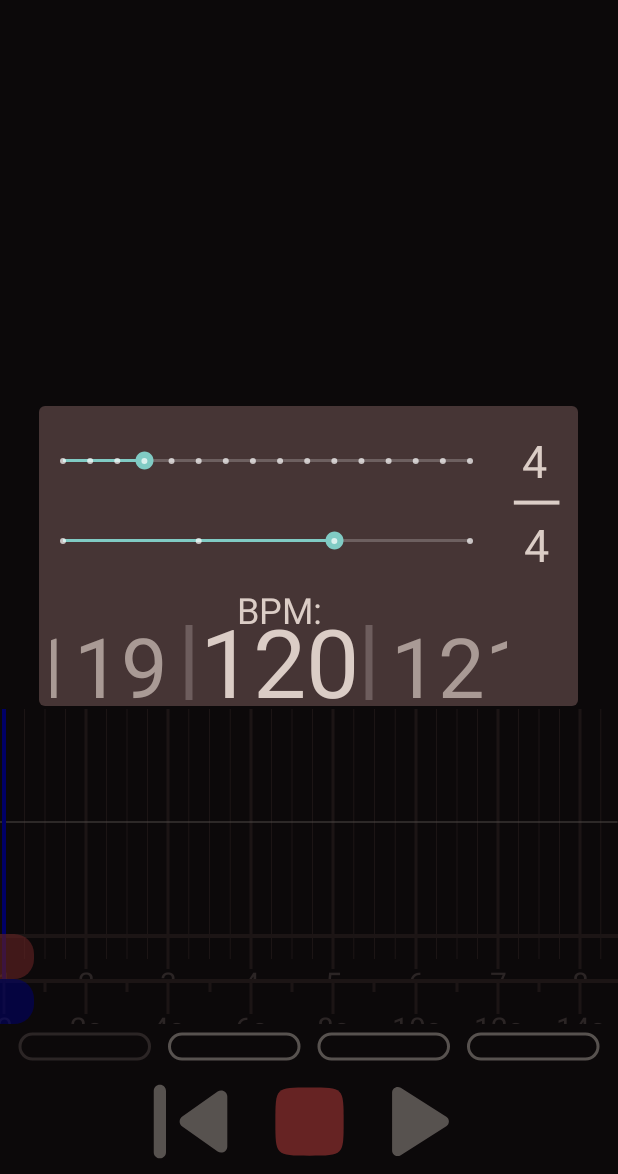
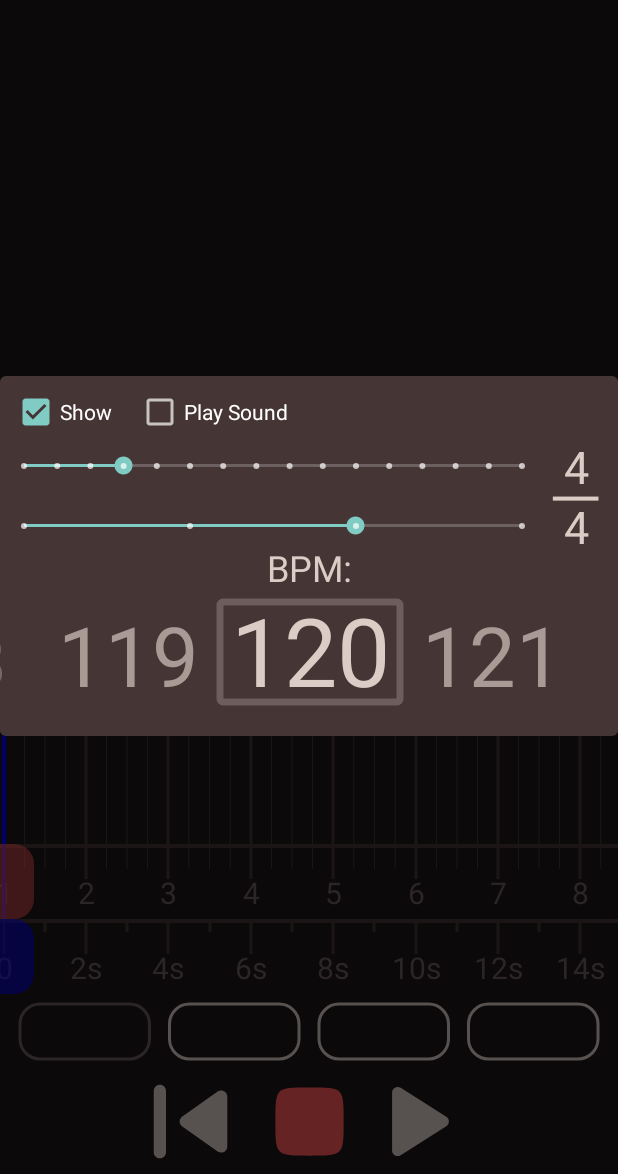
Before and after one commit to TEXflip/JamRec, an Android app: the screen it shows after launch (MainActivity), in the options menu, after a tap on "Metronome", on a phone screen of 412 x 824 dp, the part 62-1236 px from its top. Run offline under Robolectric (Android 15) with nearby library versions, the phone set to English and light mode, and no system bars.

Commit message:
aggiunto suoni del metronomo + visualizzazione

```diff
--- a/app/src/main/java/com/tessari/jamrec/Activity/MainActivity.java
+++ b/app/src/main/java/com/tessari/jamrec/Activity/MainActivity.java
@@ -77,7 +77,7 @@ public class MainActivity extends AppCompatActivity {
     public boolean onOptionsItemSelected(MenuItem item) {
         switch (item.getItemId()) {
             case R.id.metronome:
-                MetronomeDialog md = new MetronomeDialog(this,session.metronome);
+                MetronomeDialog md = new MetronomeDialog(this, session.metronome);
                 md.getWindow().setBackgroundDrawable(new ColorDrawable(Color.TRANSPARENT));
                 md.show();
                 return true;
--- a/app/src/main/java/com/tessari/jamrec/Activity/MetronomeDialog.java
+++ b/app/src/main/java/com/tessari/jamrec/Activity/MetronomeDialog.java
@@ -4,10 +4,14 @@ import android.app.Activity;
 import android.app.Dialog;
 import android.os.Bundle;
 import android.support.annotation.NonNull;
+import android.view.View;
+import android.widget.CheckBox;
+import android.widget.CompoundButton;
 import android.widget.SeekBar;
 import android.widget.TextView;
 
 import com.tessari.jamrec.CustomView.BPMSelector;
+import com.tessari.jamrec.CustomView.MetrnomeVisualizer;
 import com.tessari.jamrec.Metronome;
 import com.tessari.jamrec.R;
 
@@ -16,6 +20,7 @@ public class MetronomeDialog extends Dialog {
     private Activity context;
     private Metronome metronome;
     private SeekBar seekbarTickPerBeat, seekbarDiv;
+    private CheckBox checkboxEnableMetronome, checkboxEnableSound;
     private BPMSelector bpmSelector;
     private TextView texviewTickPerBeat, texviewDiv;
 
@@ -33,9 +38,10 @@ public class MetronomeDialog extends Dialog {
         seekbarTickPerBeat = findViewById(R.id.seekbar_tickPerBeat);
         seekbarDiv = findViewById(R.id.seekbar_Div);
         bpmSelector = findViewById(R.id.bpm_selector);
-        //seekbarBpm = findViewById(R.id.seekbar_Bpm);
         texviewTickPerBeat = findViewById(R.id.textview_TickPerBeats);
         texviewDiv = findViewById(R.id.textview_Div);
+        checkboxEnableMetronome = findViewById(R.id.check_enable_metronome);
+        checkboxEnableSound = findViewById(R.id.check_enable_sound);
 
         seekbarTickPerBeat.setProgress(metronome.getTickPerBeat() - 1);
         texviewTickPerBeat.setText(String.valueOf(metronome.getTickPerBeat()));
@@ -43,6 +49,25 @@ public class MetronomeDialog extends Dialog {
         seekbarDiv.setProgress(val);
         texviewDiv.setText(String.valueOf(metronome.getDiv()));
         bpmSelector.setBPM(metronome.getBPM());
+        final MetrnomeVisualizer metronomeVisual = context.findViewById(R.id.metrnomeVisualizer);
+        checkboxEnableMetronome.setChecked(metronomeVisual.getVisibility() == View.VISIBLE);
+        checkboxEnableSound.setChecked(metronome.soundEnable);
+
+
+
+        checkboxEnableMetronome.setOnCheckedChangeListener(new CompoundButton.OnCheckedChangeListener() {
+            @Override
+            public void onCheckedChanged(CompoundButton compoundButton, boolean b) {
+                metronomeVisual.setVisibility(b? View.VISIBLE : View.GONE);
+            }
+        });
+
+        checkboxEnableSound.setOnCheckedChangeListener(new CompoundButton.OnCheckedChangeListener() {
+            @Override
+            public void onCheckedChanged(CompoundButton compoundButton, boolean b) {
+                metronome.soundEnable = b;
+            }
+        });
 
         seekbarTickPerBeat.setOnSeekBarChangeListener(new SeekBar.OnSeekBarChangeListener() {
             @Override
--- a/app/src/main/java/com/tessari/jamrec/Metronome.java
+++ b/app/src/main/java/com/tessari/jamrec/Metronome.java
@@ -1,4 +1,6 @@
 package com.tessari.jamrec;
+
+import android.media.MediaPlayer;
 
 public class Metronome {
 
@@ -6,8 +8,12 @@ public class Metronome {
     private int bpm = 120;
     private int tickPerBeat = 4;
     private int div = 4;
+    private MediaPlayer tickPlayerUp, tickPlayer;
+    public boolean soundEnable = false;
 
-    public Metronome() {
+    public Metronome(MediaPlayer tickSoundUp, MediaPlayer tickSound) {
+        tickPlayerUp = tickSoundUp;
+        tickPlayer = tickSound;
     }
 
     public Metronome(int tickPerBeat, int div, int bpm) {
@@ -42,29 +48,39 @@ public class Metronome {
 
     public void setTickPerBeat(int tickPerBeat) {
         this.tickPerBeat = tickPerBeat;
-        if(valueListener != null)
+        if (valueListener != null)
             valueListener.onTickPerBeatChanged(tickPerBeat);
     }
 
     public void setDiv(int div) {
         this.div = div;
-        if(valueListener != null)
+        if (valueListener != null)
             valueListener.onDivChanged(div);
     }
 
     public void setBpm(int bpm) {
         this.bpm = bpm;
-        if(valueListener != null)
+        if (valueListener != null)
             valueListener.onBpmChanged(bpm);
     }
 
-    public interface OnValueChangedListener{
+    public interface OnValueChangedListener {
         void onTickPerBeatChanged(int tickPerBeat);
+
         void onBpmChanged(int bpm);
+
         void onDivChanged(int div);
     }
 
-    public void setOnValueChangedListener(OnValueChangedListener eventListener){
+    public void setOnValueChangedListener(OnValueChangedListener eventListener) {
         valueListener = eventListener;
     }
+
+    public void tick(int currTick) {
+        if (soundEnable)
+            if (currTick % tickPerBeat == 0)
+                tickPlayerUp.start();
+            else
+                tickPlayer.start();
+    }
 }
--- a/app/src/main/java/com/tessari/jamrec/SessionManager.java
+++ b/app/src/main/java/com/tessari/jamrec/SessionManager.java
@@ -1,6 +1,7 @@
 package com.tessari.jamrec;
 
 import android.app.Activity;
+import android.media.MediaPlayer;
 import android.view.GestureDetector;
 import android.view.MotionEvent;
 import android.view.ScaleGestureDetector;
@@ -29,7 +30,7 @@ public class SessionManager {
     long startTime, syncTime;
     private int bufferSize = 1024, sampleRate = 44100;
     private float pBPosFloat = 0;
-    private int offset = 0, trackViewWidth;
+    private int offset = 0, trackViewWidth, precTick = -1;
     public long millis = 0;
 
     public SessionManager(final Activity context, final int sampleRate, int bufferSize, int audio_encoding, int audio_channel_in, int audio_channel_out) {
@@ -40,7 +41,7 @@ public class SessionManager {
         this.timeline = context.findViewById(R.id.timeline);
         this.beatsline = context.findViewById(R.id.beatsline);
         this.sampleRate = sampleRate;
-        metronome = new Metronome();
+        metronome = new Metronome(MediaPlayer.create(context, R.raw.metronome2), MediaPlayer.create(context, R.raw.metronome));
         metrnomeVisualizer = context.findViewById(R.id.metrnomeVisualizer);
         stretchDetector = new ScaleGestureDetector(context, new ViewStretchListener());
         scrollDetector = new GestureDetector(context, new ViewScrollListener());
@@ -77,12 +78,20 @@ public class SessionManager {
                 updateViews();
                 int currTick = (int) metronome.fromSecToTicks(playerBufferPosition / (double) sampleRate);
                 metrnomeVisualizer.setCurrentTick(currTick);
+                if (precTick != currTick) {
+                    metronome.tick(currTick);
+                    precTick = currTick;
+                }
             }
 
             @Override
             public void onRecBufferIncrese(int recBufferposition) {
                 int currTick = (int) metronome.fromSecToTicks(recBufferposition / (double) sampleRate);
                 metrnomeVisualizer.setCurrentTick(currTick);
+                if (precTick != currTick) {
+                    metronome.tick(currTick);
+                    precTick = currTick;
+                }
             }
         });
 
--- a/app/src/main/res/layout/activity_main.xml
+++ b/app/src/main/res/layout/activity_main.xml
@@ -85,7 +85,7 @@
         <com.tessari.jamrec.CustomView.MetrnomeVisualizer
             android:id="@+id/metrnomeVisualizer"
             android:layout_width="0dp"
-            android:layout_height="30dp"
+            android:layout_height="@dimen/metronome_height"
             drawable:layout_constraintBottom_toBottomOf="parent"
             drawable:layout_constraintEnd_toEndOf="parent"
             drawable:layout_constraintStart_toStartOf="parent" />
--- a/app/src/main/res/layout/metronome_dialog.xml
+++ b/app/src/main/res/layout/metronome_dialog.xml
@@ -3,57 +3,57 @@
     xmlns:app="http://schemas.android.com/apk/res-auto"
     xmlns:tools="http://schemas.android.com/tools"
     android:id="@+id/metronome_dialog"
-    android:layout_width="match_parent"
-    android:layout_height="200dp"
+    android:layout_width="wrap_content"
+    android:layout_height="wrap_content"
     android:layout_gravity="top"
     android:background="@drawable/card"
-    android:theme="@style/Theme.AppCompat" >
+    android:theme="@style/Theme.AppCompat">
 
     <SeekBar
         android:id="@+id/seekbar_Div"
         style="@style/Widget.AppCompat.SeekBar.Discrete"
-        android:layout_width="303dp"
-        android:layout_height="41dp"
-        android:layout_marginTop="12dp"
+        android:layout_width="0dp"
+        android:layout_height="40dp"
         android:max="3"
         android:progress="1"
+        app:layout_constraintEnd_toStartOf="@+id/textview_Div"
         app:layout_constraintStart_toStartOf="parent"
         app:layout_constraintTop_toBottomOf="@+id/seekbar_tickPerBeat" />
 
     <SeekBar
         android:id="@+id/seekbar_tickPerBeat"
         style="@style/Widget.AppCompat.SeekBar.Discrete"
-        android:layout_width="303dp"
-        android:layout_height="41dp"
-        android:layout_marginTop="16dp"
+        android:layout_width="0dp"
+        android:layout_height="40dp"
         android:max="15"
         android:progress="1"
+        app:layout_constraintEnd_toStartOf="@+id/textview_TickPerBeats"
         app:layout_constraintStart_toStartOf="parent"
-        app:layout_constraintTop_toTopOf="parent" />
+        app:layout_constraintTop_toBottomOf="@+id/check_enable_metronome" />
 
     <TextView
         android:id="@+id/textview_Div"
-        android:layout_width="56dp"
+        android:layout_width="40dp"
         android:layout_height="40dp"
-        android:layout_marginTop="72dp"
+        android:layout_marginEnd="8dp"
         android:text="4"
         android:textAlignment="center"
         android:textColor="@color/Text"
         android:textSize="30sp"
-        app:layout_constraintStart_toEndOf="@+id/seekbar_Div"
-        app:layout_constraintTop_toTopOf="parent" />
+        app:layout_constraintEnd_toEndOf="parent"
+        app:layout_constraintTop_toBottomOf="@+id/seekbar_tickPerBeat" />
 
     <TextView
         android:id="@+id/textview_TickPerBeats"
-        android:layout_width="53dp"
-        android:layout_height="41dp"
-        android:layout_marginTop="16dp"
+        android:layout_width="40dp"
+        android:layout_height="40dp"
+        android:layout_marginEnd="8dp"
         android:text="4"
         android:textAlignment="center"
         android:textColor="@color/Text"
         android:textSize="30sp"
-        app:layout_constraintStart_toEndOf="@+id/seekbar_tickPerBeat"
-        app:layout_constraintTop_toTopOf="parent" />
+        app:layout_constraintEnd_toEndOf="parent"
+        app:layout_constraintTop_toTopOf="@+id/seekbar_tickPerBeat" />
 
     <!--<SeekBar-->
     <!--android:id="@+id/seekbar_Bpm"-->
@@ -65,35 +65,59 @@
     <com.tessari.jamrec.CustomView.BPMSelector
         android:id="@+id/bpm_selector"
         style="@style/Widget.AppCompat.SeekBar.Discrete"
-        android:layout_width="304dp"
-        android:layout_height="50dp"
-        android:layout_marginStart="8dp"
-        android:layout_marginBottom="4dp"
+        android:layout_width="890px"
+        android:layout_height="120px"
+        android:layout_marginTop="24dp"
+        android:layout_marginBottom="16dp"
         app:layout_constraintBottom_toBottomOf="parent"
-        app:layout_constraintStart_toStartOf="parent" />
+        app:layout_constraintEnd_toEndOf="parent"
+        app:layout_constraintStart_toStartOf="parent"
+        app:layout_constraintTop_toBottomOf="@+id/seekbar_Div" />
 
     <TextView
         android:id="@+id/textView2"
         android:layout_width="wrap_content"
         android:layout_height="wrap_content"
-        android:layout_marginStart="28dp"
-        android:layout_marginTop="40dp"
+        android:layout_marginEnd="20dp"
+        android:layout_marginBottom="14dp"
         android:rotation="90"
         android:text="|"
         android:textColor="@color/Text"
         android:textSize="36sp"
-        app:layout_constraintStart_toEndOf="@+id/seekbar_Div"
-        app:layout_constraintTop_toTopOf="parent" />
+        app:layout_constraintBottom_toBottomOf="@+id/textview_Div"
+        app:layout_constraintEnd_toEndOf="parent" />
 
     <TextView
         android:id="@+id/textView"
         android:layout_width="wrap_content"
         android:layout_height="wrap_content"
-        android:layout_marginStart="132dp"
-        android:layout_marginBottom="48dp"
+        android:gravity="center_horizontal"
         android:text="BPM:"
         android:textColor="@color/Text"
         android:textSize="24sp"
-        app:layout_constraintBottom_toBottomOf="parent"
-        app:layout_constraintStart_toStartOf="parent" />
+        app:layout_constraintBottom_toTopOf="@+id/bpm_selector"
+        app:layout_constraintEnd_toEndOf="@+id/bpm_selector"
+        app:layout_constraintStart_toStartOf="@+id/bpm_selector" />
+
+    <CheckBox
+        android:id="@+id/check_enable_metronome"
+        android:layout_width="wrap_content"
+        android:layout_height="wrap_content"
+        android:layout_marginStart="8dp"
+        android:layout_marginTop="8dp"
+        android:checked="true"
+        android:text="Show"
+        app:layout_constraintStart_toStartOf="parent"
+        app:layout_constraintTop_toTopOf="parent" />
+
+    <CheckBox
+        android:id="@+id/check_enable_sound"
+        android:layout_width="wrap_content"
+        android:layout_height="wrap_content"
+        android:layout_marginStart="16dp"
+        android:layout_marginTop="8dp"
+        android:checked="false"
+        android:text="Play Sound"
+        app:layout_constraintStart_toEndOf="@+id/check_enable_metronome"
+        app:layout_constraintTop_toTopOf="parent" />
 </android.support.constraint.ConstraintLayout>
--- a/app/src/main/res/values/dimens.xml
+++ b/app/src/main/res/values/dimens.xml
@@ -3,6 +3,7 @@
     <item name="rec_button_pressed_scale" type="dimen" format="float">0.88</item>
     <item name="rec_button_enable_scale" type="dimen" format="float">1</item>
     <dimen name="layout_player_buttons_dim">70dp</dimen>
-    <dimen name="timeline_height">30dp</dimen>
-    <dimen name="beatsline_height">30dp</dimen>
+    <dimen name="timeline_height">75px</dimen>
+    <dimen name="beatsline_height">75px</dimen>
+    <dimen name="metronome_height">75px</dimen>
 </resources>
```
Also changed, not shown: 2 other files. Lines whose indentation alone changed are shown as unchanged.
